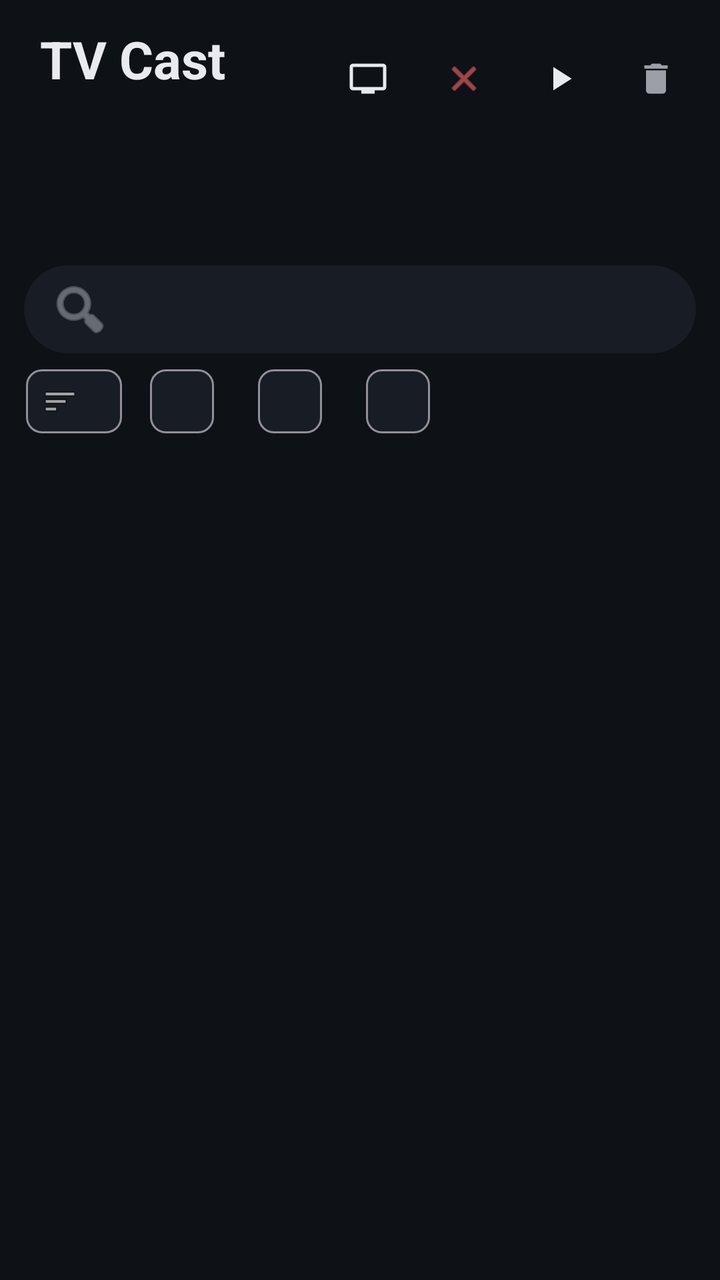
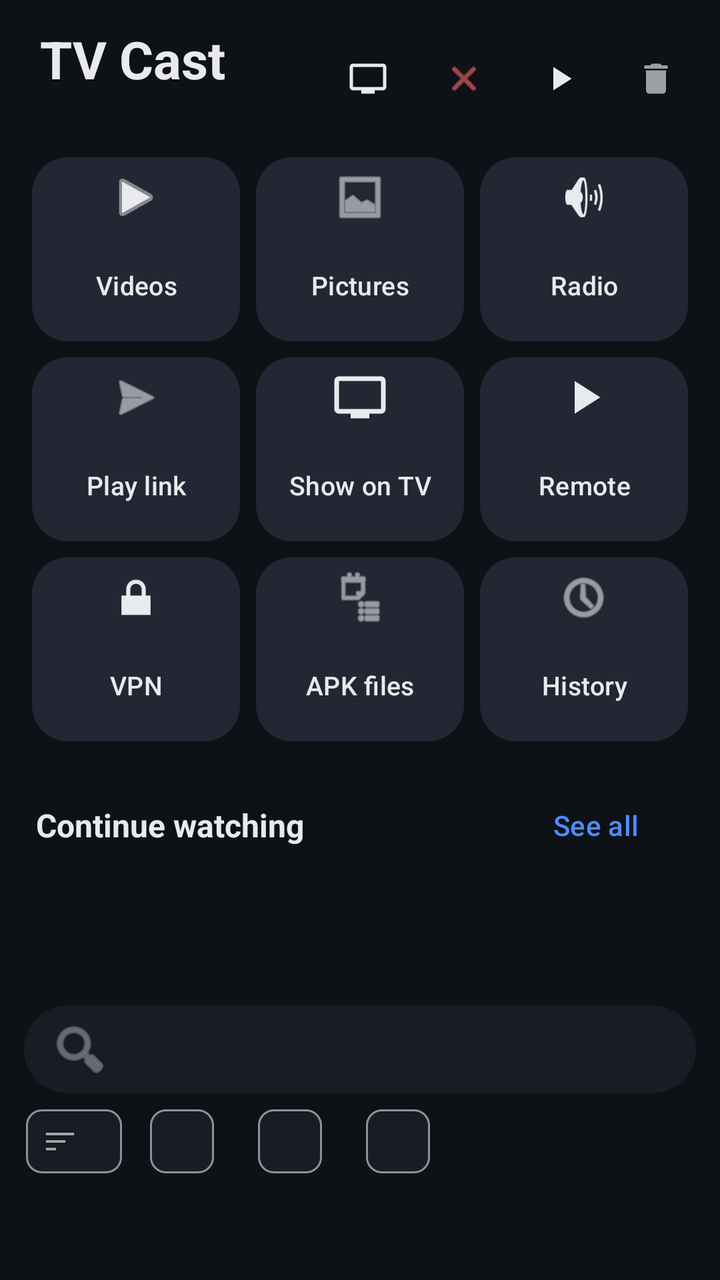

Two renders of the same Android screen: before a commit and after it. Below are the layout's source before the change and the commit's diff.
<!-- AndroidManifest.xml: application theme AppTheme -->
<!-- res/layout/activity_main.xml -->
<?xml version="1.0" encoding="utf-8"?>
<LinearLayout xmlns:android="http://schemas.android.com/apk/res/android"
    xmlns:app="http://schemas.android.com/apk/res-auto"
    android:layout_width="match_parent"
    android:layout_height="match_parent"
    android:fitsSystemWindows="true"
    android:orientation="vertical">

    <LinearLayout
        android:layout_width="match_parent"
        android:layout_height="wrap_content"
        android:gravity="center_vertical"
        android:orientation="horizontal"
        android:paddingStart="20dp"
        android:paddingTop="12dp"
        android:paddingEnd="8dp">

        <LinearLayout
            android:layout_width="0dp"
            android:layout_height="wrap_content"
            android:layout_weight="1"
            android:orientation="vertical">

            <TextView
                android:layout_width="wrap_content"
                android:layout_height="wrap_content"
                android:text="TV Cast"
                android:textColor="@color/text"
                android:textSize="26sp"
                android:textStyle="bold" />

            <TextView
                android:id="@+id/tvLabel"
                android:layout_width="wrap_content"
                android:layout_height="wrap_content"
                android:layout_marginTop="2dp"
                android:drawablePadding="6dp"
                android:ellipsize="end"
                android:gravity="center_vertical"
                android:maxLines="1"
                android:textColor="@color/text2"
                android:textSize="13sp" />
        </LinearLayout>

        <Button
            android:id="@+id/btnTv"
            style="@style/Widget.Material3.Button.IconButton"
            android:layout_width="wrap_content"
            android:layout_height="wrap_content"
            android:contentDescription="Select TV"
            app:icon="@drawable/ic_tv"
            app:iconTint="@color/text" />

        <Button
            android:id="@+id/btnDisconnect"
            style="@style/Widget.Material3.Button.IconButton"
            android:layout_width="wrap_content"
            android:layout_height="wrap_content"
            android:contentDescription="Disconnect from TV"
            app:icon="@android:drawable/ic_menu_close_clear_cancel"
            app:iconTint="#FF6B6B" />

        <Button
            android:id="@+id/btnRemote"
            style="@style/Widget.Material3.Button.IconButton"
            android:layout_width="wrap_content"
            android:layout_height="wrap_content"
            android:contentDescription="Remote"
            app:icon="@drawable/ic_play"
            app:iconTint="@color/text" />

        <Button
            android:id="@+id/btnClear"
            style="@style/Widget.Material3.Button.IconButton"
            android:layout_width="wrap_content"
            android:layout_height="wrap_content"
            android:contentDescription="Clear history"
            app:icon="@drawable/ic_delete"
            app:iconTint="@color/text2" />
    </LinearLayout>

    <com.google.android.material.tabs.TabLayout
        android:id="@+id/tabs"
        android:layout_width="match_parent"
        android:layout_height="wrap_content"
        android:layout_marginTop="8dp"
        android:background="@android:color/transparent"
        app:tabIndicatorColor="@color/accent"
        app:tabIndicatorFullWidth="false"
        app:tabIndicatorHeight="3dp"
        app:tabSelectedTextColor="@color/text"
        app:tabTextColor="@color/text2" />

    <EditText
        android:id="@+id/search"
        android:layout_width="match_parent"
        android:layout_height="44dp"
        android:layout_marginHorizontal="12dp"
        android:layout_marginTop="10dp"
        android:background="@drawable/search_bg"
        android:drawableStart="@android:drawable/ic_menu_search"
        android:drawablePadding="8dp"
        android:drawableTint="@color/text2"
        android:imeOptions="actionSearch"
        android:inputType="text"
        android:maxLines="1"
        android:paddingHorizontal="12dp"
        android:textColor="@color/text"
        android:textColorHint="@color/text2"
        android:textSize="14sp" />

    <HorizontalScrollView
        android:layout_width="match_parent"
        android:layout_height="wrap_content"
        android:scrollbars="none">

        <LinearLayout
            android:layout_width="wrap_content"
            android:layout_height="wrap_content"
            android:orientation="horizontal"
            android:paddingHorizontal="10dp">

            <com.google.android.material.chip.Chip
                android:id="@+id/chipSort"
                style="@style/Widget.Material3.Chip.Filter"
                android:layout_width="wrap_content"
                android:layout_height="wrap_content"
                android:layout_marginHorizontal="3dp"
                android:checkable="false"
                app:chipIcon="@android:drawable/ic_menu_sort_by_size"
                app:chipIconVisible="true" />

            <com.google.android.material.chip.Chip
                android:id="@+id/chipFolder"
                style="@style/Widget.Material3.Chip.Filter"
                android:layout_width="wrap_content"
                android:layout_height="wrap_content"
                android:layout_marginHorizontal="3dp"
                app:checkedIconVisible="false" />

            <com.google.android.material.chip.Chip
                android:id="@+id/chipShow"
                style="@style/Widget.Material3.Chip.Filter"
                android:layout_width="wrap_content"
                android:layout_height="wrap_content"
                android:layout_marginHorizontal="3dp"
                app:checkedIconVisible="false" />

            <com.google.android.material.chip.Chip
                android:id="@+id/chipReset"
                style="@style/Widget.Material3.Chip.Assist"
                android:layout_width="wrap_content"
                android:layout_height="wrap_content"
                android:layout_marginHorizontal="3dp"
                android:textColor="#FF6B6B" />
        </LinearLayout>
    </HorizontalScrollView>

    <FrameLayout
        android:layout_width="match_parent"
        android:layout_height="0dp"
        android:layout_weight="1">

        <androidx.recyclerview.widget.RecyclerView
            android:id="@+id/list"
            android:layout_width="match_parent"
            android:layout_height="match_parent"
            android:clipToPadding="false"
            android:padding="8dp" />

        <TextView
            android:id="@+id/empty"
            android:layout_width="wrap_content"
            android:layout_height="wrap_content"
            android:layout_gravity="center"
            android:gravity="center"
            android:padding="32dp"
            android:textColor="@color/text2"
            android:visibility="gone" />
    </FrameLayout>
</LinearLayout>
<!-- resources referenced by this layout -->
<resources>
  <color name="accent">#4F8CFF</color>
  <color name="text">#E8EAED</color>
  <color name="text2">#9AA0A6</color>
  <!-- drawable ic_delete (drawable) -->
  <vector xmlns:android="http://schemas.android.com/apk/res/android" android:width="24dp" android:height="24dp" android:viewportWidth="24" android:viewportHeight="24">
      <path android:fillColor="#FFFFFFFF" android:pathData="M6,19c0,1.1 0.9,2 2,2h8c1.1,0 2,-0.9 2,-2V7H6v12zM19,4h-3.5l-1,-1h-5l-1,1H5v2h14V4z" />
  </vector>
  <!-- drawable ic_play (drawable) -->
  <vector xmlns:android="http://schemas.android.com/apk/res/android" android:width="24dp" android:height="24dp" android:viewportWidth="24" android:viewportHeight="24">
      <path android:fillColor="#FFFFFFFF" android:pathData="M8,5v14l11,-7z" />
  </vector>
  <!-- drawable ic_tv (drawable) -->
  <vector xmlns:android="http://schemas.android.com/apk/res/android" android:width="24dp" android:height="24dp" android:viewportWidth="24" android:viewportHeight="24">
      <path android:fillColor="#FFFFFFFF" android:pathData="M21,3H3c-1.1,0 -2,0.9 -2,2v12c0,1.1 0.9,2 2,2h5v2h8v-2h5c1.1,0 1.99,-0.9 1.99,-2L23,5c0,-1.1 -0.9,-2 -2,-2zM21,17H3V5h18v12z" />
  </vector>
  <!-- drawable search_bg (drawable) -->
  <shape xmlns:android="http://schemas.android.com/apk/res/android">
      <corners android:radius="22dp" />
      <solid android:color="#181C24" />
  </shape>
  <style name="AppTheme" parent="Theme.Material3.Dark.NoActionBar">
          <item name="colorPrimary">@color/accent</item>
          <item name="colorOnPrimary">#FFFFFF</item>
          <item name="colorSecondaryContainer">@color/surface2</item>
          <item name="colorOnSecondaryContainer">@color/text</item>
          <item name="colorSurface">@color/surface</item>
          <item name="colorOnSurface">@color/text</item>
          <item name="colorSurfaceContainerHigh">@color/surface</item>
          <item name="android:colorBackground">@color/bg</item>
          <item name="android:windowBackground">@color/bg</item>
          <item name="android:statusBarColor">@color/bg</item>
          <item name="android:navigationBarColor">@color/bg</item>
      </style>
  <color name="surface2">#222733</color>
  <color name="surface">#181C24</color>
  <color name="bg">#0E1116</color>
</resources>

<!-- the commit's change to res/layout/activity_main.xml (unified diff, before → after) -->
@@ -77,6 +77,237 @@
             android:contentDescription="Clear history"
             app:icon="@drawable/ic_delete"
             app:iconTint="@color/text2" />
+    </LinearLayout>
+
+    
+    <LinearLayout
+        android:id="@+id/tiles"
+        android:layout_width="match_parent"
+        android:layout_height="wrap_content"
+        android:layout_marginTop="8dp"
+        android:orientation="vertical"
+        android:paddingHorizontal="12dp">
+        <LinearLayout
+            android:layout_width="match_parent"
+            android:layout_height="wrap_content"
+            android:orientation="horizontal">
+            <com.google.android.material.button.MaterialButton
+                android:id="@+id/actVideos"
+                style="@style/Widget.Material3.Button.TonalButton"
+                android:layout_width="0dp"
+                android:layout_height="92dp"
+                android:layout_margin="4dp"
+                android:layout_weight="1"
+                android:insetTop="0dp"
+                android:insetBottom="0dp"
+                android:maxLines="1"
+                android:paddingHorizontal="4dp"
+                android:text="Videos"
+                android:textSize="13sp"
+                app:cornerRadius="18dp"
+                app:icon="@android:drawable/ic_media_play"
+                app:iconGravity="top"
+                app:iconPadding="8dp"
+                app:iconSize="28dp" />            <com.google.android.material.button.MaterialButton
+                android:id="@+id/actPictures"
+                style="@style/Widget.Material3.Button.TonalButton"
+                android:layout_width="0dp"
+                android:layout_height="92dp"
+                android:layout_margin="4dp"
+                android:layout_weight="1"
+                android:insetTop="0dp"
+                android:insetBottom="0dp"
+                android:maxLines="1"
+                android:paddingHorizontal="4dp"
+                android:text="Pictures"
+                android:textSize="13sp"
+                app:cornerRadius="18dp"
+                app:icon="@android:drawable/ic_menu_gallery"
+                app:iconGravity="top"
+                app:iconPadding="8dp"
+                app:iconSize="28dp" />            <com.google.android.material.button.MaterialButton
+                android:id="@+id/actRadio"
+                style="@style/Widget.Material3.Button.TonalButton"
+                android:layout_width="0dp"
+                android:layout_height="92dp"
+                android:layout_margin="4dp"
+                android:layout_weight="1"
+                android:insetTop="0dp"
+                android:insetBottom="0dp"
+                android:maxLines="1"
+                android:paddingHorizontal="4dp"
+                android:text="Radio"
+                android:textSize="13sp"
+                app:cornerRadius="18dp"
+                app:icon="@android:drawable/ic_lock_silent_mode_off"
+                app:iconGravity="top"
+                app:iconPadding="8dp"
+                app:iconSize="28dp" />        </LinearLayout>
+        <LinearLayout
+            android:layout_width="match_parent"
+            android:layout_height="wrap_content"
+            android:orientation="horizontal">
+            <com.google.android.material.button.MaterialButton
+                android:id="@+id/actLink"
+                style="@style/Widget.Material3.Button.TonalButton"
+                android:layout_width="0dp"
+                android:layout_height="92dp"
+                android:layout_margin="4dp"
+                android:layout_weight="1"
+                android:insetTop="0dp"
+                android:insetBottom="0dp"
+                android:maxLines="1"
+                android:paddingHorizontal="4dp"
+                android:text="Play link"
+                android:textSize="13sp"
+                app:cornerRadius="18dp"
+                app:icon="@android:drawable/ic_menu_send"
+                app:iconGravity="top"
+                app:iconPadding="8dp"
+                app:iconSize="28dp" />            <com.google.android.material.button.MaterialButton
+                android:id="@+id/actShowOnTv"
+                style="@style/Widget.Material3.Button.TonalButton"
+                android:layout_width="0dp"
+                android:layout_height="92dp"
+                android:layout_margin="4dp"
+                android:layout_weight="1"
+                android:insetTop="0dp"
+                android:insetBottom="0dp"
+                android:maxLines="1"
+                android:paddingHorizontal="4dp"
+                android:text="Show on TV"
+                android:textSize="13sp"
+                app:cornerRadius="18dp"
+                app:icon="@drawable/ic_tv"
+                app:iconGravity="top"
+                app:iconPadding="8dp"
+                app:iconSize="28dp" />            <com.google.android.material.button.MaterialButton
+                android:id="@+id/actRemote"
+                style="@style/Widget.Material3.Button.TonalButton"
+                android:layout_width="0dp"
+                android:layout_height="92dp"
+                android:layout_margin="4dp"
+                android:layout_weight="1"
+                android:insetTop="0dp"
+                android:insetBottom="0dp"
+                android:maxLines="1"
+                android:paddingHorizontal="4dp"
+                android:text="Remote"
+                android:textSize="13sp"
+                app:cornerRadius="18dp"
+                app:icon="@drawable/ic_play"
+                app:iconGravity="top"
+                app:iconPadding="8dp"
+                app:iconSize="28dp" />        </LinearLayout>
+        <LinearLayout
+            android:layout_width="match_parent"
+            android:layout_height="wrap_content"
+            android:orientation="horizontal">
+            <com.google.android.material.button.MaterialButton
+                android:id="@+id/actVpn"
+                style="@style/Widget.Material3.Button.TonalButton"
+                android:layout_width="0dp"
+                android:layout_height="92dp"
+                android:layout_margin="4dp"
+                android:layout_weight="1"
+                android:insetTop="0dp"
+                android:insetBottom="0dp"
+                android:maxLines="1"
+                android:paddingHorizontal="4dp"
+                android:text="VPN"
+                android:textSize="13sp"
+                app:cornerRadius="18dp"
+                app:icon="@android:drawable/ic_lock_lock"
+                app:iconGravity="top"
+                app:iconPadding="8dp"
+                app:iconSize="28dp" />            <com.google.android.material.button.MaterialButton
+                android:id="@+id/actApks"
+                style="@style/Widget.Material3.Button.TonalButton"
+                android:layout_width="0dp"
+                android:layout_height="92dp"
+                android:layout_margin="4dp"
+                android:layout_weight="1"
+                android:insetTop="0dp"
+                android:insetBottom="0dp"
+                android:maxLines="1"
+                android:paddingHorizontal="4dp"
+                android:text="APK files"
+                android:textSize="13sp"
+                app:cornerRadius="18dp"
+                app:icon="@android:drawable/ic_menu_agenda"
+                app:iconGravity="top"
+                app:iconPadding="8dp"
+                app:iconSize="28dp" />            <com.google.android.material.button.MaterialButton
+                android:id="@+id/actRecent"
+                style="@style/Widget.Material3.Button.TonalButton"
+                android:layout_width="0dp"
+                android:layout_height="92dp"
+                android:layout_margin="4dp"
+                android:layout_weight="1"
+                android:insetTop="0dp"
+                android:insetBottom="0dp"
+                android:maxLines="1"
+                android:paddingHorizontal="4dp"
+                android:text="History"
+                android:textSize="13sp"
+                app:cornerRadius="18dp"
+                app:icon="@android:drawable/ic_menu_recent_history"
+                app:iconGravity="top"
+                app:iconPadding="8dp"
+                app:iconSize="28dp" />        </LinearLayout>
+
+        <LinearLayout
+            android:layout_width="match_parent"
+            android:layout_height="wrap_content"
+            android:layout_marginTop="14dp"
+            android:gravity="center_vertical"
+            android:orientation="horizontal"
+            android:paddingHorizontal="6dp">
+
+            <TextView
+                android:layout_width="0dp"
+                android:layout_height="wrap_content"
+                android:layout_weight="1"
+                android:text="Continue watching"
+                android:textColor="@color/text"
+                android:textSize="16sp"
+                android:textStyle="bold" />
+
+            <Button
+                android:id="@+id/btnSeeAll"
+                style="@style/Widget.Material3.Button.TextButton"
+                android:layout_width="wrap_content"
+                android:layout_height="wrap_content"
+                android:text="See all" />
+        </LinearLayout>
+    </LinearLayout>
+
+    
+    <LinearLayout
+        android:id="@+id/pageBar"
+        android:layout_width="match_parent"
+        android:layout_height="wrap_content"
+        android:gravity="center_vertical"
+        android:orientation="horizontal"
+        android:paddingHorizontal="8dp"
+        android:visibility="gone">
+
+        <Button
+            android:id="@+id/btnBack"
+            style="@style/Widget.Material3.Button.IconButton"
+            android:layout_width="wrap_content"
+            android:layout_height="wrap_content"
+            android:contentDescription="Back"
+            app:icon="@drawable/abc_ic_ab_back_material"
+            app:iconTint="@color/text" />
+
+        <TextView
+            android:id="@+id/pageTitle"
+            android:layout_width="wrap_content"
+            android:layout_height="wrap_content"
+            android:textColor="@color/text"
+            android:textSize="22sp"
+            android:textStyle="bold" />
     </LinearLayout>
 
     <com.google.android.material.tabs.TabLayout
@@ -110,6 +341,7 @@
         android:textSize="14sp" />
 
     <HorizontalScrollView
+        android:id="@+id/chips"
         android:layout_width="match_parent"
         android:layout_height="wrap_content"
         android:scrollbars="none">
